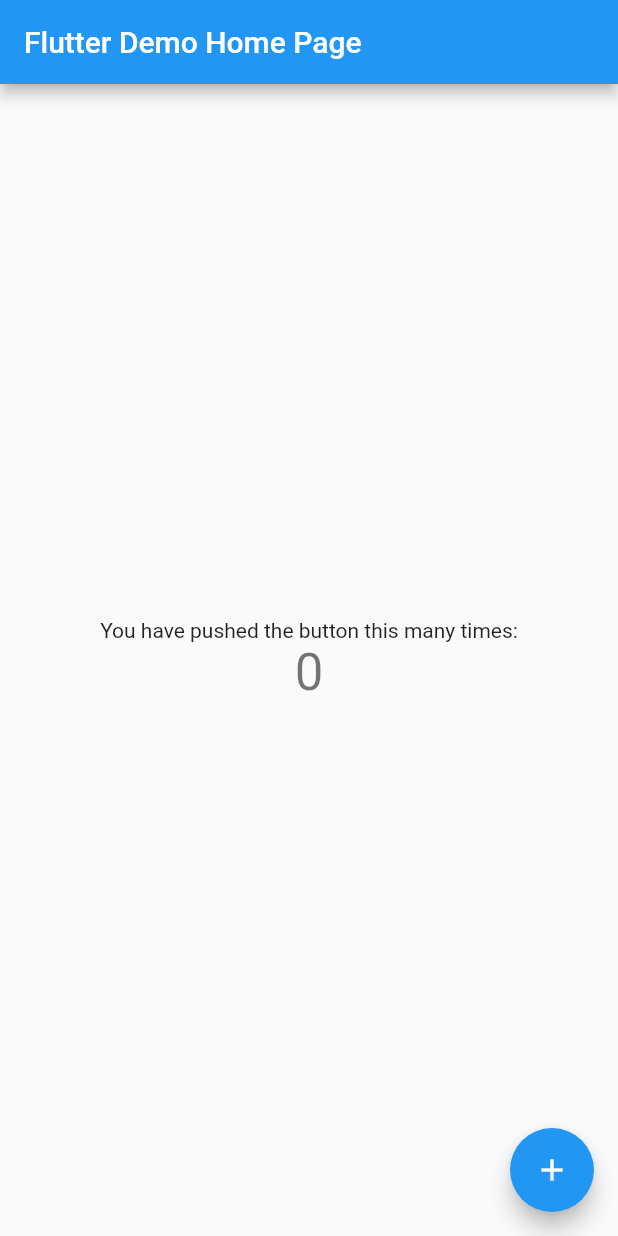
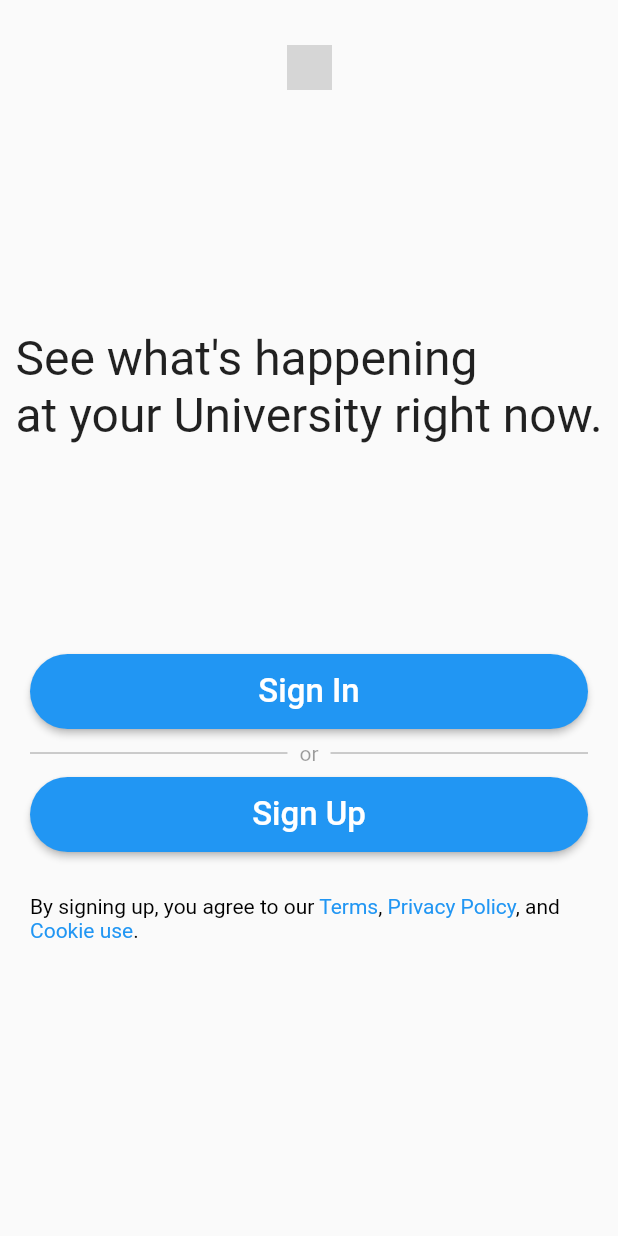
Before and after one commit to Kchinzewe/RENEGADE, a Flutter app: the screen it shows after launch, on a phone screen of 412 x 824 dp. Run offline on Flutter 3.47's test engine with Material 2 defaults, Android fonts, the phone set to English and light mode, and no system bars; grey boxes are pictures that could not be loaded.

Commit message:
what: welcome screen why: needed a landing page

```diff
--- a/lib/main.dart
+++ b/lib/main.dart
@@ -1,8 +1,14 @@
 import 'package:flutter/material.dart';
+import 'package:connectpamodziv03/welcome_screen.dart';
 
 void main() {
-  runApp(const MyApp());
+  runApp(const MaterialApp(
+    debugShowCheckedModeBanner: false,
+    title: 'Fwitter',
+    home: WelcomeScreen(),
+  ));
 }
+
 
 class MyApp extends StatelessWidget {
   const MyApp({super.key});
@@ -13,103 +19,9 @@
     return MaterialApp(
       title: 'Flutter Demo',
       theme: ThemeData(
-        // This is the theme of your application.
-        //
-        // Try running your application with "flutter run". You'll see the
-        // application has a blue toolbar. Then, without quitting the app, try
-        // changing the primarySwatch below to Colors.green and then invoke
-        // "hot reload" (press "r" in the console where you ran "flutter run",
-        // or simply save your changes to "hot reload" in a Flutter IDE).
-        // Notice that the counter didn't reset back to zero; the application
-        // is not restarted.
         primarySwatch: Colors.blue,
       ),
-      home: const MyHomePage(title: 'Flutter Demo Home Page'),
+      home: const MyApp(),
     );
   }
 }
-
-class MyHomePage extends StatefulWidget {
-  const MyHomePage({super.key, required this.title});
-
-  // This widget is the home page of your application. It is stateful, meaning
-  // that it has a State object (defined below) that contains fields that affect
-  // how it looks.
-
-  // This class is the configuration for the state. It holds the values (in this
-  // case the title) provided by the parent (in this case the App widget) and
-  // used by the build method of the State. Fields in a Widget subclass are
-  // always marked "final".
-
-  final String title;
-
-  @override
-  State<MyHomePage> createState() => _MyHomePageState();
-}
-
-class _MyHomePageState extends State<MyHomePage> {
-  int _counter = 0;
-
-  void _incrementCounter() {
-    setState(() {
-      // This call to setState tells the Flutter framework that something has
-      // changed in this State, which causes it to rerun the build method below
-      // so that the display can reflect the updated values. If we changed
-      // _counter without calling setState(), then the build method would not be
-      // called again, and so nothing would appear to happen.
-      _counter++;
-    });
-  }
-
-  @override
-  Widget build(BuildContext context) {
-    // This method is rerun every time setState is called, for instance as done
-    // by the _incrementCounter method above.
-    //
-    // The Flutter framework has been optimized to make rerunning build methods
-    // fast, so that you can just rebuild anything that needs updating rather
-    // than having to individually change instances of widgets.
-    return Scaffold(
-      appBar: AppBar(
-        // Here we take the value from the MyHomePage object that was created by
-        // the App.build method, and use it to set our appbar title.
-        title: Text(widget.title),
-      ),
-      body: Center(
-        // Center is a layout widget. It takes a single child and positions it
-        // in the middle of the parent.
-        child: Column(
-          // Column is also a layout widget. It takes a list of children and
-          // arranges them vertically. By default, it sizes itself to fit its
-          // children horizontally, and tries to be as tall as its parent.
-          //
-          // Invoke "debug painting" (press "p" in the console, choose the
-          // "Toggle Debug Paint" action from the Flutter Inspector in Android
-          // Studio, or the "Toggle Debug Paint" command in Visual Studio Code)
-          // to see the wireframe for each widget.
-          //
-          // Column has various properties to control how it sizes itself and
-          // how it positions its children. Here we use mainAxisAlignment to
-          // center the children vertically; the main axis here is the vertical
-          // axis because Columns are vertical (the cross axis would be
-          // horizontal).
-          mainAxisAlignment: MainAxisAlignment.center,
-          children: <Widget>[
-            const Text(
-              'You have pushed the button this many times:',
-            ),
-            Text(
-              '$_counter',
-              style: Theme.of(context).textTheme.headline4,
-            ),
-          ],
-        ),
-      ),
-      floatingActionButton: FloatingActionButton(
-        onPressed: _incrementCounter,
-        tooltip: 'Increment',
-        child: const Icon(Icons.add),
-      ), // This trailing comma makes auto-formatting nicer for build methods.
-    );
-  }
-}
--- /dev/null
+++ b/lib/welcome_screen.dart
@@ -0,0 +1,142 @@
+import 'package:flutter/gestures.dart';
+import 'package:flutter/material.dart';
+
+class WelcomeScreen extends StatelessWidget {
+  const WelcomeScreen({Key? key}) : super(key: key);
+
+  @override
+  Widget build(BuildContext context) {
+    return Scaffold(
+      body: Column(
+        crossAxisAlignment: CrossAxisAlignment.center,
+        mainAxisSize: MainAxisSize.max,
+        children: <Widget>[
+          SafeArea(
+            child: Container(
+              margin: const EdgeInsets.fromLTRB(0.0, 30.0, 0.0, 50.0),
+              child: Image.asset(
+                'assets/people-arrows-solid.svg',
+                height: 30,
+                width: 30,
+              ),
+            ),
+          ),
+          const SizedBox(height: 110),
+          const Text(
+            "See what's happening \nat your University right now.",
+            style: TextStyle(
+              fontSize: 32,
+            ),
+          ),
+          const SizedBox(height: 140),
+          Padding(
+            padding: const EdgeInsets.fromLTRB(20.0, 0.0, 20.0, 0.0),
+            child: SizedBox(
+              width: double.infinity,
+              child: ElevatedButton(
+                onPressed: () {},
+                child: const Text(
+                  'Sign In',
+                  style: TextStyle(
+                    fontSize: 22,
+                  ),
+                ),
+                style: ButtonStyle(
+                  fixedSize: MaterialStateProperty.all(
+                    const Size(250, 50),
+                  ),
+                  shape: MaterialStateProperty.all(RoundedRectangleBorder(
+                    borderRadius: BorderRadius.circular(28.0),
+                  )),
+                ),
+              ),
+            ),
+          ),
+          Row(
+            children: const <Widget>[
+              Expanded(
+                child: Divider(
+                  color: Colors.black38,
+                  indent: 20,
+                ),
+              ),
+              Padding(
+                padding: EdgeInsets.all(8.0),
+                child: Text(
+                  'or',
+                  style: TextStyle(color: Colors.black38),
+                ),
+              ),
+              Expanded(
+                child: Divider(
+                  color: Colors.black38,
+                  endIndent: 20,
+                ),
+              ),
+            ],
+          ),
+          Padding(
+            padding: const EdgeInsets.fromLTRB(20.0, 0.0, 20.0, 0.0),
+            child: SizedBox(
+              width: double.infinity,
+              child: ElevatedButton(
+                onPressed: () {},
+                child: const Text(
+                  'Sign Up',
+                  style: TextStyle(
+                    fontSize: 22,
+                  ),
+                ),
+                style: ButtonStyle(
+                  fixedSize: MaterialStateProperty.all(
+                    const Size(250, 50),
+                  ),
+                  shape: MaterialStateProperty.all(RoundedRectangleBorder(
+                    borderRadius: BorderRadius.circular(28.0),
+                  )),
+                ),
+              ),
+            ),
+          ),
+          const SizedBox(height: 20),
+          Padding(
+            padding:
+                const EdgeInsets.symmetric(horizontal: 20.0, vertical: 8.0),
+            child: RichText(
+              text: TextSpan(
+                style: const TextStyle(color: Colors.black),
+                children: <TextSpan>[
+                  const TextSpan(text: 'By signing up, you agree to our '),
+                  TextSpan(
+                      text: 'Terms',
+                      style: const TextStyle(color: Colors.blue),
+                      recognizer: TapGestureRecognizer()
+                        ..onTap = () {
+                          print('Terms');
+                        }),
+                  const TextSpan(text: ', '),
+                  TextSpan(
+                      text: 'Privacy Policy',
+                      style: const TextStyle(color: Colors.blue),
+                      recognizer: TapGestureRecognizer()
+                        ..onTap = () {
+                          print('Privacy Policy');
+                        }),
+                  const TextSpan(text: ', and '),
+                  TextSpan(
+                      text: 'Cookie use',
+                      style: const TextStyle(color: Colors.blue),
+                      recognizer: TapGestureRecognizer()
+                        ..onTap = () {
+                          print('Cookie Use');
+                        }),
+                  const TextSpan(text: '.'),
+                ],
+              ),
+            ),
+          ),
+        ],
+      ),
+    );
+  }
+}
--- a/pubspec.yaml
+++ b/pubspec.yaml
@@ -60,7 +60,8 @@
   uses-material-design: true
 
   # To add assets to your application, add an assets section, like this:
-  # assets:
+assets:
+  assets/*
   #   - images/a_dot_burr.jpeg
   #   - images/a_dot_ham.jpeg
 
```
Also changed, not shown: assets/people-arrows-solid.svg (added).
